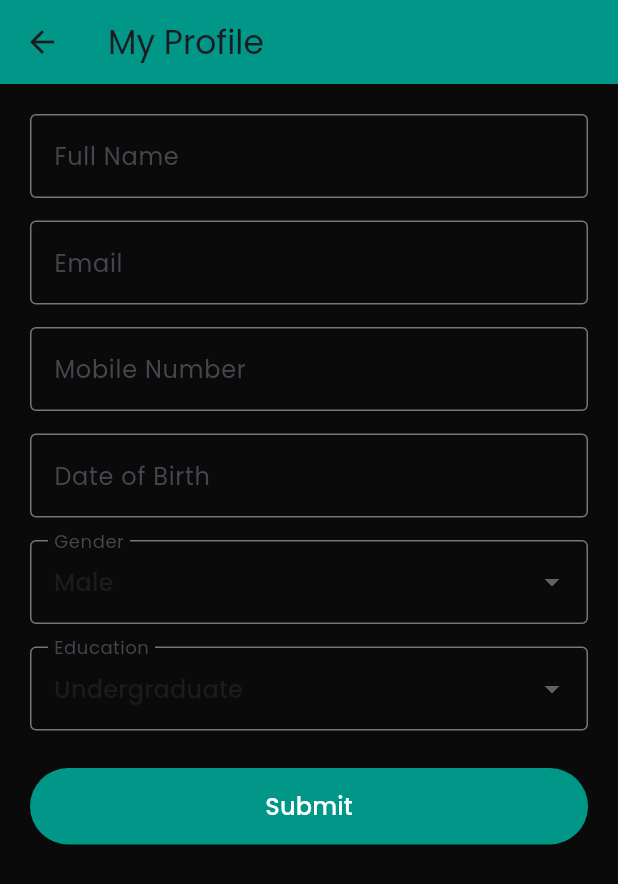
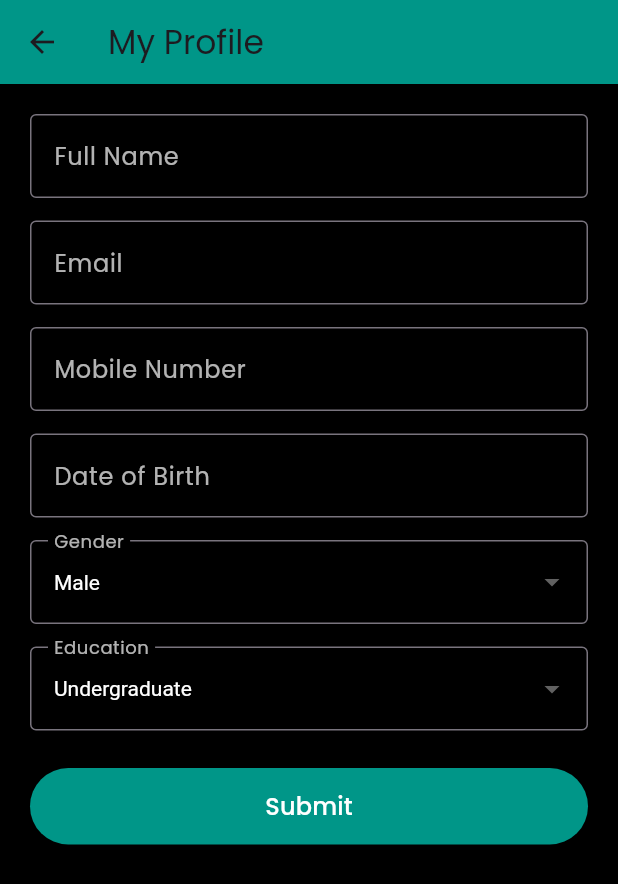
Before and after one commit to Muthuselvi-09/flutter-firebase-app-, a Flutter app: the MyProfileScreen screen opened directly, on a phone screen of 412 x 824 dp. Shown: the top 884 px of the screen. Run offline on Flutter 3.47's test engine with Material 3 defaults, Android fonts, the phone set to English and light mode, and no system bars; our stand-ins replace awesome_notifications, google_fonts, google_maps_flutter, lottie, table_calendar; missing offline and left inert: dart:html, mobile_scanner; project files that could hold a hidden picture were left out.

Commit message:
updated my profile screen UI

```diff
--- a/lib/menuscreen/myprofilescreen.dart
+++ b/lib/menuscreen/myprofilescreen.dart
@@ -16,6 +16,7 @@ class _MyProfileScreenState extends State<MyProfileScreen> {
   @override
   Widget build(BuildContext context) {
     return Scaffold(
+      backgroundColor: Colors.black, // DARK BACKGROUND
       appBar: AppBar(
         title: const Text("My Profile"),
         backgroundColor: Colors.teal,
@@ -29,9 +30,14 @@ class _MyProfileScreenState extends State<MyProfileScreen> {
 
               // Full Name
               TextFormField(
+                style: const TextStyle(color: Colors.white),
                 decoration: const InputDecoration(
                   labelText: "Full Name",
-                    border: OutlineInputBorder()),
+                  labelStyle: TextStyle(color: Colors.white70),
+                  hintText: "Enter your name",
+                  hintStyle: TextStyle(color: Colors.white54),
+                  border: OutlineInputBorder(),
+                ),
                 validator: (value) {
                   if (value!.isEmpty) return "Enter your name";
                   return null;
@@ -41,9 +47,14 @@ class _MyProfileScreenState extends State<MyProfileScreen> {
 
               // Email
               TextFormField(
+                style: const TextStyle(color: Colors.white),
                 decoration: const InputDecoration(
                   labelText: "Email",
-                    border: OutlineInputBorder()),
+                  labelStyle: TextStyle(color: Colors.white70),
+                  hintText: "Enter your email",
+                  hintStyle: TextStyle(color: Colors.white54),
+                  border: OutlineInputBorder(),
+                ),
                 validator: (value) {
                   if (value!.isEmpty) return "Enter email";
                   return null;
@@ -54,9 +65,14 @@ class _MyProfileScreenState extends State<MyProfileScreen> {
               // Mobile Number
               TextFormField(
                 keyboardType: TextInputType.number,
+                style: const TextStyle(color: Colors.white),
                 decoration: const InputDecoration(
                   labelText: "Mobile Number",
-                    border: OutlineInputBorder()),
+                  labelStyle: TextStyle(color: Colors.white70),
+                  hintText: "Enter your mobile number",
+                  hintStyle: TextStyle(color: Colors.white54),
+                  border: OutlineInputBorder(),
+                ),
                 validator: (value) {
                   if (value!.isEmpty) return "Enter your mobile";
                   return null;
@@ -66,9 +82,14 @@ class _MyProfileScreenState extends State<MyProfileScreen> {
 
               // Date of Birth
               TextFormField(
+                style: const TextStyle(color: Colors.white),
                 decoration: const InputDecoration(
                   labelText: "Date of Birth",
-                    border: OutlineInputBorder()),
+                  labelStyle: TextStyle(color: Colors.white70),
+                  hintText: "DD/MM/YYYY",
+                  hintStyle: TextStyle(color: Colors.white54),
+                  border: OutlineInputBorder(),
+                ),
                 validator: (value) {
                   if (value!.isEmpty) return "Enter DOB";
                   return null;
@@ -78,14 +99,18 @@ class _MyProfileScreenState extends State<MyProfileScreen> {
 
               // Gender Dropdown
               DropdownButtonFormField(
+                dropdownColor: Colors.black,
                 decoration: const InputDecoration(
                   labelText: "Gender",
-                    border: OutlineInputBorder()),
+                  labelStyle: TextStyle(color: Colors.white70),
+                  border: OutlineInputBorder(),
+                ),
+                style: const TextStyle(color: Colors.white),
                 value: gender,
                 items: ["Male", "Female", "Other"]
                     .map((g) => DropdownMenuItem(
                           value: g,
-                          child: Text(g),
+                          child: Text(g, style: const TextStyle(color: Colors.white)),
                         ))
                     .toList(),
                 onChanged: (value) => setState(() => gender = value!),
@@ -94,9 +119,13 @@ class _MyProfileScreenState extends State<MyProfileScreen> {
 
               // Education Dropdown
               DropdownButtonFormField(
+                dropdownColor: Colors.black,
                 decoration: const InputDecoration(
                   labelText: "Education",
-                    border: OutlineInputBorder()),
+                  labelStyle: TextStyle(color: Colors.white70),
+                  border: OutlineInputBorder(),
+                ),
+                style: const TextStyle(color: Colors.white),
                 value: education,
                 items: [
                   "Undergraduate",
@@ -107,7 +136,7 @@ class _MyProfileScreenState extends State<MyProfileScreen> {
                 ]
                     .map((e) => DropdownMenuItem(
                           value: e,
-                          child: Text(e),
+                          child: Text(e, style: const TextStyle(color: Colors.white)),
                         ))
                     .toList(),
                 onChanged: (value) => setState(() => education = value!),
@@ -118,7 +147,8 @@ class _MyProfileScreenState extends State<MyProfileScreen> {
               ElevatedButton(
                 style: ElevatedButton.styleFrom(
                   backgroundColor: Colors.teal,
-                    padding: const EdgeInsets.symmetric(vertical: 14)),
+                  padding: const EdgeInsets.symmetric(vertical: 14),
+                ),
                 onPressed: () {
                   if (_formKey.currentState!.validate()) {
                     ScaffoldMessenger.of(context).showSnackBar(
```
Lines whose indentation alone changed are shown as unchanged.
